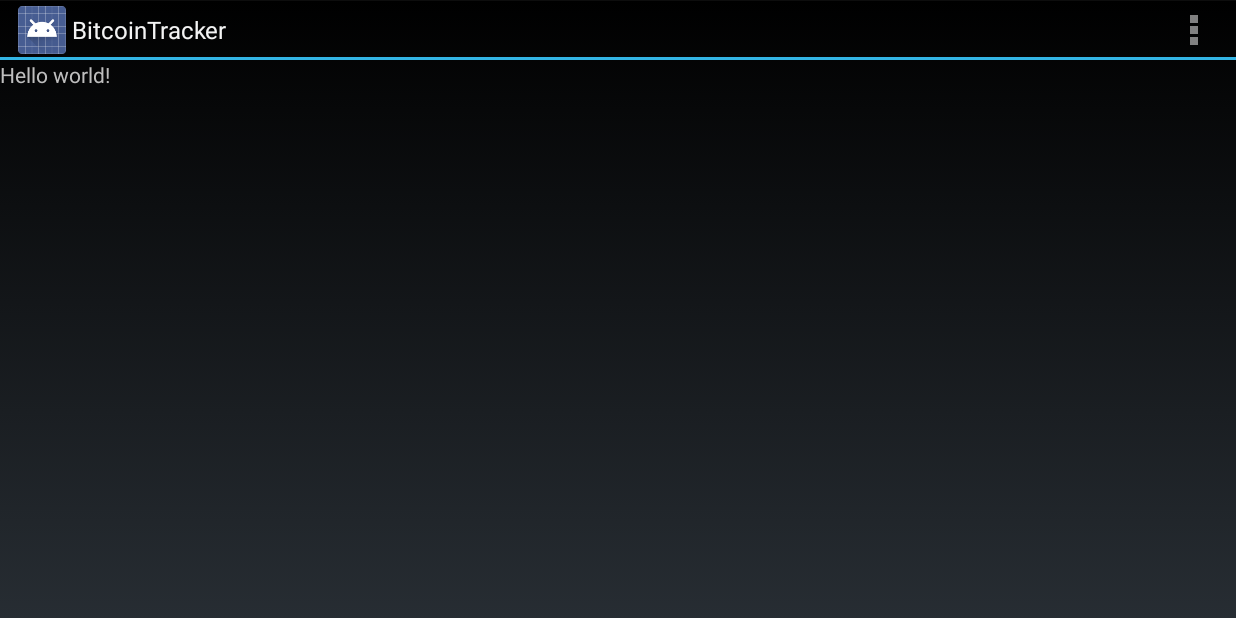
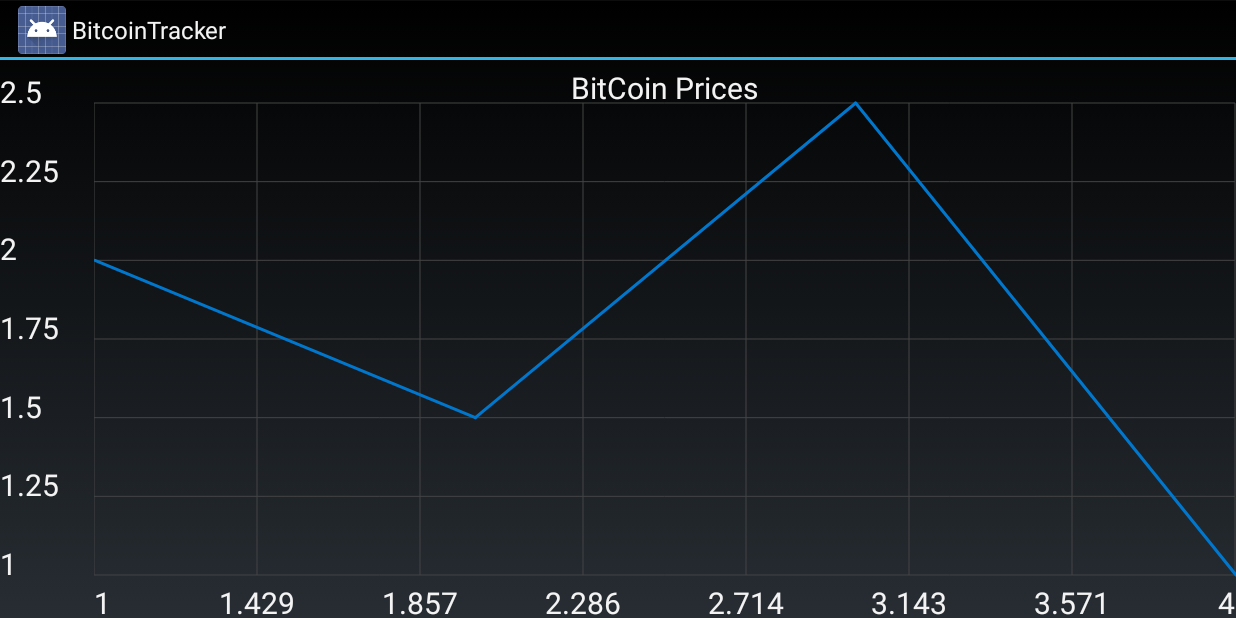
Before and after one commit to abid-mujtaba/BitcoinTracker, an Android app: the screen it shows after launch (MainActivity), on a phone screen of 824 x 412 dp (held sideways). Run offline under Robolectric (Android 15) with nearby library versions, the phone set to English and light mode, and no system bars.

Commit message:
Adds GraphView library. Implements test graph.

```diff
--- a/bitcointracker/build.gradle
+++ b/bitcointracker/build.gradle
@@ -2,7 +2,7 @@ apply plugin: 'android'
 
 android {
     compileSdkVersion 19
-    buildToolsVersion "19.0.0"
+    buildToolsVersion '19.0.0'
 
     defaultConfig {
         minSdkVersion 16
--- a/bitcointracker/src/main/java/com/abid_mujtaba/bitcoin/tracker/MainActivity.java
+++ b/bitcointracker/src/main/java/com/abid_mujtaba/bitcoin/tracker/MainActivity.java
@@ -4,35 +4,86 @@ import android.app.Activity;
 import android.os.Bundle;
 import android.view.Menu;
 import android.view.MenuItem;
+import android.widget.LinearLayout;
+
+import com.jjoe64.graphview.GraphView;
+import com.jjoe64.graphview.GraphViewDataInterface;
+import com.jjoe64.graphview.GraphViewSeries;
+import com.jjoe64.graphview.LineGraphView;
 
 
 public class MainActivity extends Activity
 {
     @Override
-    protected void onCreate(Bundle savedInstanceState) {
+    protected void onCreate(Bundle savedInstanceState)
+    {
         super.onCreate(savedInstanceState);
         setContentView(R.layout.main);
+
+        graph();
     }
 
 
     @Override
-    public boolean onCreateOptionsMenu(Menu menu) {
-
+    public boolean onCreateOptionsMenu(Menu menu)
+    {
         // Inflate the menu; this adds items to the action bar if it is present.
         getMenuInflater().inflate(R.menu.main, menu);
         return true;
     }
 
     @Override
-    public boolean onOptionsItemSelected(MenuItem item) {
+    public boolean onOptionsItemSelected(MenuItem item)
+    {
         // Handle action bar item clicks here. The action bar will
         // automatically handle clicks on the Home/Up button, so long
         // as you specify a parent activity in AndroidManifest.xml.
         int id = item.getItemId();
-        if (id == R.id.action_settings)
+
+        switch (id)
         {
-            return true;
+
         }
+
         return super.onOptionsItemSelected(item);
     }
+
+
+    private void graph()
+    {
+        GraphViewSeries series = new GraphViewSeries(new GraphViewData[] {
+
+                new GraphViewData(1, 2.0d),
+                new GraphViewData(2, 1.5d),
+                new GraphViewData(3, 2.5d),
+                new GraphViewData(4, 1.0d)
+        });
+
+        GraphView graphView = new LineGraphView(this, "BitCoin Prices");
+        graphView.addSeries(series);
+
+        LinearLayout layout = (LinearLayout) findViewById(R.id.container);
+        layout.addView(graphView);
+    }
+
+
+    static public class GraphViewData implements GraphViewDataInterface
+    {
+        public final double valueX;
+        public final double valueY;
+
+
+        public GraphViewData(double valueX, double valueY)
+        {
+            super();
+            this.valueX = valueX;
+            this.valueY = valueY;
+        }
+
+        @Override
+        public double getX() { return valueX; }
+
+        @Override
+        public double getY() { return valueY; }
+    }
 }
--- a/bitcointracker/src/main/res/layout/main.xml
+++ b/bitcointracker/src/main/res/layout/main.xml
@@ -1,14 +1,13 @@
-<LinearLayout xmlns:android="http://schemas.android.com/apk/res/android"
+<LinearLayout
+    xmlns:android="http://schemas.android.com/apk/res/android"
     xmlns:tools="http://schemas.android.com/tools"
+
     android:id="@+id/container"
     android:layout_width="match_parent"
     android:layout_height="match_parent"
+    android:orientation="vertical"
+
     tools:context="com.abid_mujtaba.bitcoin.tracker.MainActivity"
     tools:ignore="MergeRootFrame">
 
-    <TextView
-        android:text="@string/hello_world"
-        android:layout_width="wrap_content"
-        android:layout_height="wrap_content"/>
-
 </LinearLayout>
--- a/bitcointracker/src/main/res/menu/main.xml
+++ b/bitcointracker/src/main/res/menu/main.xml
@@ -1,9 +1,6 @@
-<menu xmlns:android="http://schemas.android.com/apk/res/android"
+<menu
+    xmlns:android="http://schemas.android.com/apk/res/android"
     xmlns:tools="http://schemas.android.com/tools"
     tools:context="com.abid_mujtaba.bitcoin.tracker.MainActivity" >
 
-    <item android:id="@+id/action_settings"
-        android:title="@string/action_settings"
-        android:orderInCategory="100"
-        android:showAsAction="never" />
 </menu>
```
Also changed, not shown: bitcointracker/libs/GraphView-3.1.1.jar (added), 2 other files.
